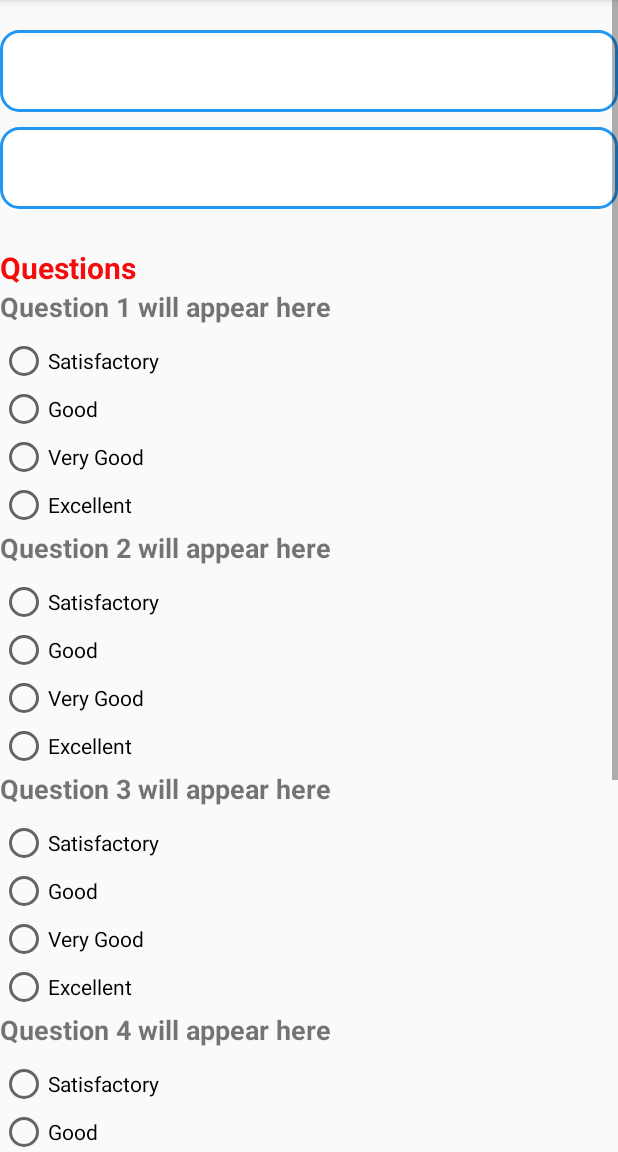
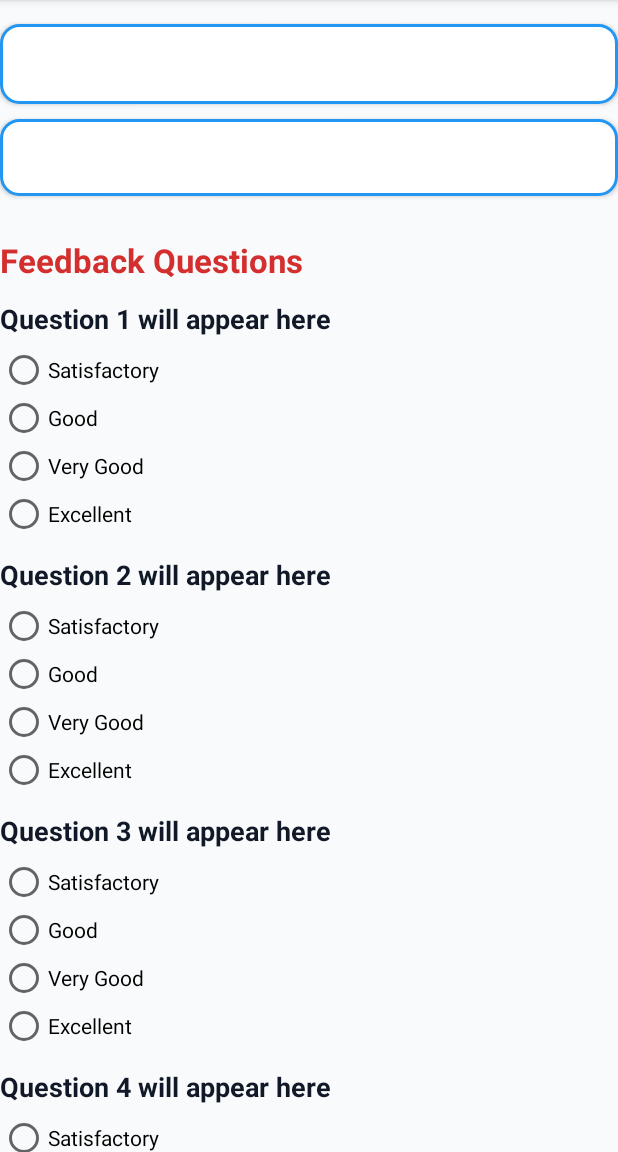
Before and after one commit to Intership-Project/Android-Frontend, an Android app: the FeedbackFormActivity screen opened directly, with no data from a screen before it, on a phone screen of 412 x 824 dp, the part 84-1236 px from its top. Run offline under Robolectric (Android 15) with nearby library versions, the phone set to English and light mode, and no system bars.

Commit message:
Update with Feedback form UI

```diff
--- a/app/src/main/res/layout/activity_feedback_form.xml
+++ b/app/src/main/res/layout/activity_feedback_form.xml
@@ -5,12 +5,14 @@
     android:layout_width="match_parent"
     android:layout_height="match_parent"
     android:orientation="vertical"
-    android:padding="20dp"
+    android:background="#F9FAFB"
+    android:padding="40dp"
     tools:context=".Presentation.UI.FeedbackForm">
 
     <ScrollView
         android:layout_width="match_parent"
-        android:layout_height="match_parent">
+        android:layout_height="match_parent"
+        android:scrollbars="none">
 
         <LinearLayout
             android:layout_width="match_parent"
@@ -23,10 +25,13 @@
                 android:layout_width="match_parent"
                 android:layout_height="wrap_content"
                 android:text=""
-                android:textSize="25sp"
+                android:textSize="22sp"
+                android:textStyle="bold"
+                android:textColor="#1E3A8A"
                 android:background="@drawable/rounded_edittext"
-                android:padding="10dp"
-                android:layout_marginTop="20dp" />
+                android:padding="12dp"
+                android:layout_marginTop="16dp"
+                android:elevation="2dp" />
 
             <!-- Subject Name -->
             <TextView
@@ -34,20 +39,24 @@
                 android:layout_width="match_parent"
                 android:layout_height="wrap_content"
                 android:text=""
-                android:textSize="25sp"
+                android:textSize="20sp"
+                android:textStyle="bold"
+                android:textColor="#374151"
                 android:background="@drawable/rounded_edittext"
-                android:padding="10dp"
-                android:layout_marginTop="10dp" />
+                android:padding="12dp"
+                android:layout_marginTop="10dp"
+                android:elevation="2dp" />
 
             <!-- Questions Header -->
             <TextView
                 android:layout_width="wrap_content"
                 android:layout_height="wrap_content"
-                android:text="Questions"
-                android:textColor="#F40B0B"
+                android:text="Feedback Questions"
+                android:textColor="#D32F2F"
                 android:textStyle="bold"
-                android:textSize="20sp"
-                android:layout_marginTop="25dp" />
+                android:textSize="22sp"
+                android:layout_marginTop="28dp"
+                android:layout_marginBottom="12dp" />
 
             <!-- Question 1 -->
             <TextView
@@ -57,14 +66,15 @@
                 android:text="Question 1 will appear here"
                 android:textSize="18sp"
                 android:textStyle="bold"
-                android:paddingBottom="8dp" />
+                android:textColor="#111827"
+                android:paddingBottom="6dp" />
 
             <RadioGroup
                 android:id="@+id/rgOptions1"
                 android:layout_width="match_parent"
                 android:layout_height="wrap_content"
-                android:orientation="vertical">
-
+                android:orientation="vertical"
+                android:paddingBottom="12dp">
                 <RadioButton android:id="@+id/rbQ1Option1" android:layout_width="wrap_content" android:layout_height="wrap_content" android:text="Satisfactory"/>
                 <RadioButton android:id="@+id/rbQ1Option2" android:layout_width="wrap_content" android:layout_height="wrap_content" android:text="Good"/>
                 <RadioButton android:id="@+id/rbQ1Option3" android:layout_width="wrap_content" android:layout_height="wrap_content" android:text="Very Good"/>
@@ -79,14 +89,15 @@
                 android:text="Question 2 will appear here"
                 android:textSize="18sp"
                 android:textStyle="bold"
-                android:paddingBottom="8dp" />
+                android:textColor="#111827"
+                android:paddingBottom="6dp" />
 
             <RadioGroup
                 android:id="@+id/rgOptions2"
                 android:layout_width="match_parent"
                 android:layout_height="wrap_content"
-                android:orientation="vertical">
-
+                android:orientation="vertical"
+                android:paddingBottom="12dp">
                 <RadioButton android:id="@+id/rbQ2Option1" android:layout_width="wrap_content" android:layout_height="wrap_content" android:text="Satisfactory"/>
                 <RadioButton android:id="@+id/rbQ2Option2" android:layout_width="wrap_content" android:layout_height="wrap_content" android:text="Good"/>
                 <RadioButton android:id="@+id/rbQ2Option3" android:layout_width="wrap_content" android:layout_height="wrap_content" android:text="Very Good"/>
@@ -101,14 +112,15 @@
                 android:text="Question 3 will appear here"
                 android:textSize="18sp"
                 android:textStyle="bold"
-                android:paddingBottom="8dp" />
+                android:textColor="#111827"
+                android:paddingBottom="6dp" />
 
             <RadioGroup
                 android:id="@+id/rgOptions3"
                 android:layout_width="match_parent"
                 android:layout_height="wrap_content"
-                android:orientation="vertical">
-
+                android:orientation="vertical"
+                android:paddingBottom="12dp">
                 <RadioButton android:id="@+id/rbQ3Option1" android:layout_width="wrap_content" android:layout_height="wrap_content" android:text="Satisfactory"/>
                 <RadioButton android:id="@+id/rbQ3Option2" android:layout_width="wrap_content" android:layout_height="wrap_content" android:text="Good"/>
                 <RadioButton android:id="@+id/rbQ3Option3" android:layout_width="wrap_content" android:layout_height="wrap_content" android:text="Very Good"/>
@@ -123,14 +135,15 @@
                 android:text="Question 4 will appear here"
                 android:textSize="18sp"
                 android:textStyle="bold"
-                android:paddingBottom="8dp" />
+                android:textColor="#111827"
+                android:paddingBottom="6dp" />
 
             <RadioGroup
                 android:id="@+id/rgOptions4"
                 android:layout_width="match_parent"
                 android:layout_height="wrap_content"
-                android:orientation="vertical">
-
+                android:orientation="vertical"
+                android:paddingBottom="12dp">
                 <RadioButton android:id="@+id/rbQ4Option1" android:layout_width="wrap_content" android:layout_height="wrap_content" android:text="Satisfactory"/>
                 <RadioButton android:id="@+id/rbQ4Option2" android:layout_width="wrap_content" android:layout_height="wrap_content" android:text="Good"/>
                 <RadioButton android:id="@+id/rbQ4Option3" android:layout_width="wrap_content" android:layout_height="wrap_content" android:text="Very Good"/>
@@ -145,14 +158,15 @@
                 android:text="Question 5 will appear here"
                 android:textSize="18sp"
                 android:textStyle="bold"
-                android:paddingBottom="8dp" />
+                android:textColor="#111827"
+                android:paddingBottom="6dp" />
 
             <RadioGroup
                 android:id="@+id/rgOptions5"
                 android:layout_width="match_parent"
                 android:layout_height="wrap_content"
-                android:orientation="vertical">
-
+                android:orientation="vertical"
+                android:paddingBottom="12dp">
                 <RadioButton android:id="@+id/rbQ5Option1" android:layout_width="wrap_content" android:layout_height="wrap_content" android:text="Satisfactory"/>
                 <RadioButton android:id="@+id/rbQ5Option2" android:layout_width="wrap_content" android:layout_height="wrap_content" android:text="Good"/>
                 <RadioButton android:id="@+id/rbQ5Option3" android:layout_width="wrap_content" android:layout_height="wrap_content" android:text="Very Good"/>
@@ -163,19 +177,29 @@
             <EditText
                 android:id="@+id/edtcomment"
                 android:layout_width="match_parent"
-                android:layout_height="50dp"
-                android:hint="Comment"
-                android:layout_marginTop="25dp"/>
+                android:layout_height="80dp"
+                android:hint="Write your comments here..."
+                android:gravity="top|start"
+                android:background="@drawable/rounded_edittext"
+                android:padding="12dp"
+                android:layout_marginTop="20dp"
+                android:textSize="16sp"
+                android:textColor="#111827" />
 
+            <!-- Submit Button -->
             <Button
                 android:id="@+id/btnSubmit"
                 android:layout_width="match_parent"
                 android:layout_height="wrap_content"
-                android:text="Submit"
+                android:text="Submit Feedback"
+                android:textSize="18sp"
+                android:textStyle="bold"
                 android:textColor="#FFFFFF"
                 android:background="@drawable/rounded_button"
                 android:padding="14dp"
-                android:layout_marginBottom="16dp"/>
+                android:layout_marginTop="24dp"
+                android:layout_marginBottom="16dp"
+                android:elevation="6dp"/>
 
         </LinearLayout>
     </ScrollView>
```
